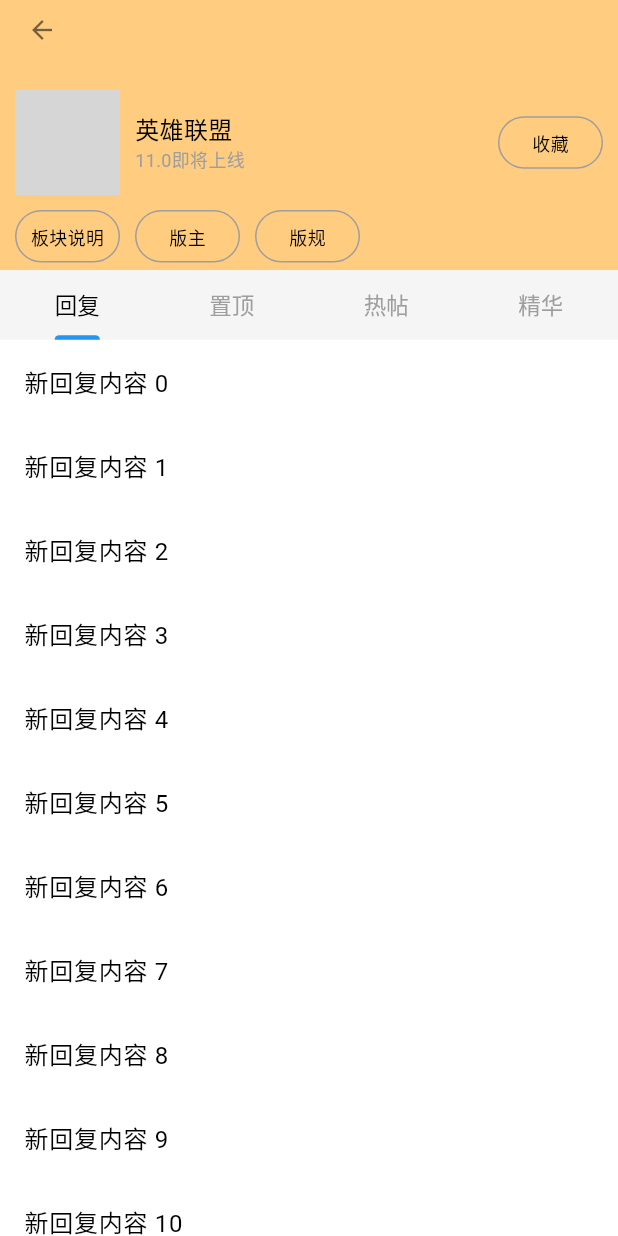
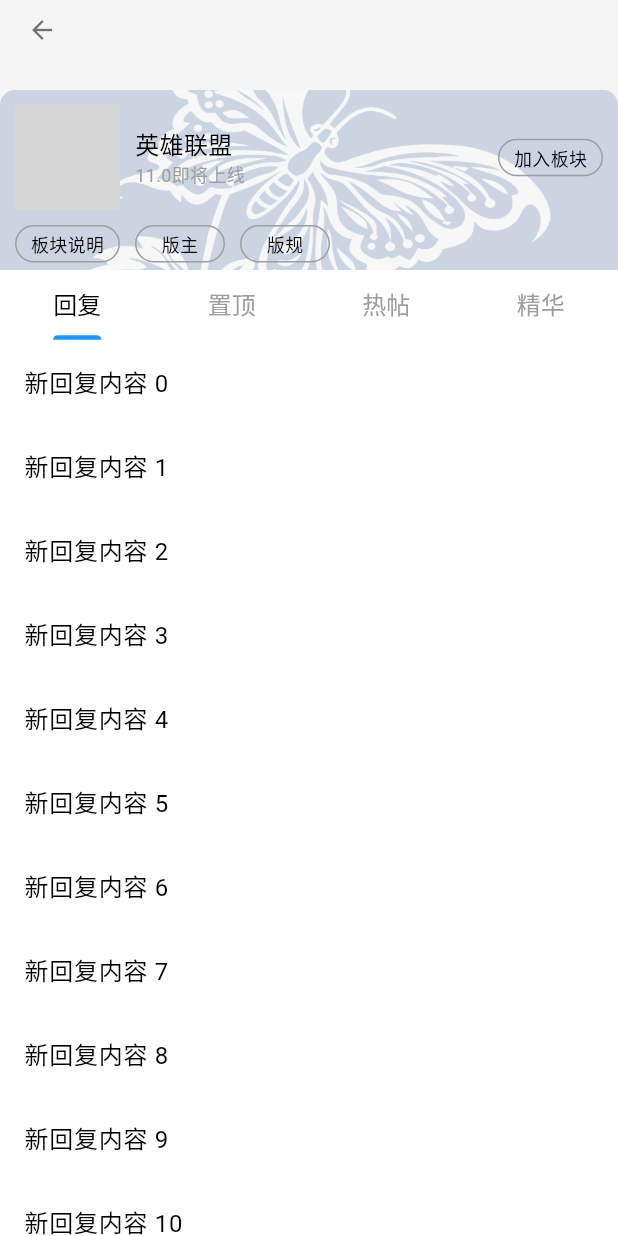
Before and after one commit to sudafin/xingxing_forum_app, a Flutter app: the ModuleDetail screen opened by its route, on a phone screen of 412 x 824 dp. Run offline on Flutter 3.47's test engine with Material 3 defaults, Android fonts, the phone set to English and light mode, and no system bars; our stand-ins replace emoji_picker_flutter, event_bus, fluttertoast, font_awesome_flutter, image_picker, logger and 2 more; missing offline and left inert: android_intent_plus, city_pickers, clipboard, video_compress; network calls fail; Roboto replaces fonts that are missing (PingFangSC-Regular); grey boxes are pictures that could not be loaded.

Commit message:
refactor(group): 重构小组模块详情页面布局
- 移除了 TabBar 中的 splashBorderRadius 属性
- 调整了 TabBar 的 labelStyle 字体大小为 16
- 添加了 TabBar 的 padding 属性，设置为 EdgeInsets.zero
- 重新设计了 _buildBackground 方法，添加了背景图片和圆角
- 调整了模块头部和按钮的布局结构
- 优化了 _buildButton 方法，增加了可自定义的宽高参数

```diff
--- a/lib/pages/group/group_menu/module_detail.dart
+++ b/lib/pages/group/group_menu/module_detail.dart
@@ -78,7 +78,6 @@
               pinned: true,
               delegate: _SliverAppBarDelegate(
                 TabBar(
-                  splashBorderRadius: BorderRadius.circular(10),
                   controller: _tabController,
                   tabs: const [
                     Tab(text: '回复'),
@@ -89,9 +88,10 @@
                   indicatorSize: TabBarIndicatorSize.label,
                   dividerHeight: 0,
                   indicatorWeight: 0.5,
-                  labelStyle: const TextStyle(fontSize: 15),
+                  labelStyle: const TextStyle(fontSize: 16),
                   labelColor: Colors.black,
                   unselectedLabelColor: Colors.grey,
+                  padding: EdgeInsets.zero,
                 ),
               ),
             ),
@@ -152,22 +152,43 @@
 
   Widget _buildBackground() {
     return Container(
-      padding: EdgeInsets.only(top: 60, left: 10,right: 10),
-      color: Colors.orange[200],
+      margin: EdgeInsets.only(top: 60),
+      padding: EdgeInsets.only(top: 10, left: 10,right: 10),
+      decoration: BoxDecoration(
+        image: DecorationImage(
+          image: AssetImage('assets/images/background_module.png'),
+          fit: BoxFit.cover,
+          opacity: 0.2
+        ),
+        borderRadius: BorderRadius.only(topLeft: Radius.circular(10),topRight: Radius.circular(10)),
+      ),
       child: Column(
         crossAxisAlignment: CrossAxisAlignment.start,
         children: [
+          // 模块头部
           _buildModuleHeader(),
           SizedBox(height: 10,),
+          // 模块按钮
           _buildModuleButton(),
         ],
       ),
     );
   }
+
+  Widget _buildModuleHeader() {
+    return Row(
+      crossAxisAlignment: CrossAxisAlignment.center,
+      mainAxisAlignment: MainAxisAlignment.spaceBetween,
+      children: [
+        _buildModuleInfo(),
+        _buildButton('加入板块',onTap: (){},width: 70),
+      ],
+    );
+  }
   Widget _buildModuleButton(){
   return Row(
     children: [
-      _buildButton('板块说明',onTap: (){}),
+      _buildButton('板块说明',onTap: (){},width: 70),
       SizedBox(width: 10),
       _buildButton('版主',onTap: (){}),
       SizedBox(width: 10),
@@ -176,17 +197,7 @@
   );
  }
 
-  Widget _buildModuleHeader() {
-    return Row(
-      crossAxisAlignment: CrossAxisAlignment.center,
-      mainAxisAlignment: MainAxisAlignment.spaceBetween,
-      children: [
-        _buildModuleInfo(),
-        _buildButton('收藏',onTap: (){}),
-      ],
-    );
-  }
-
+//模块头部信息
   Widget _buildModuleInfo() {
     return Row(
       children: [
@@ -225,12 +236,12 @@
     );
   }
 
-  Widget _buildButton(String text, {Function()? onTap}) {
+  Widget _buildButton(String text, {Function()? onTap,double height=25,double width=60}) {
     return GestureDetector(
       onTap: onTap,
       child: Container(
-      height: 35,
-      width: 70,
+      height: height,
+      width: width,
       decoration: BoxDecoration(
         border: Border.all(color: Colors.grey),
         borderRadius: BorderRadius.circular(20),
@@ -261,7 +272,7 @@
   Widget build(
       BuildContext context, double shrinkOffset, bool overlapsContent) {
     return Material(
-      color: Color(0xFFF5F5F5),
+
       child: _tabBar,
     );
   }
```
Also changed, not shown: assets/images/background_module.png (added).
